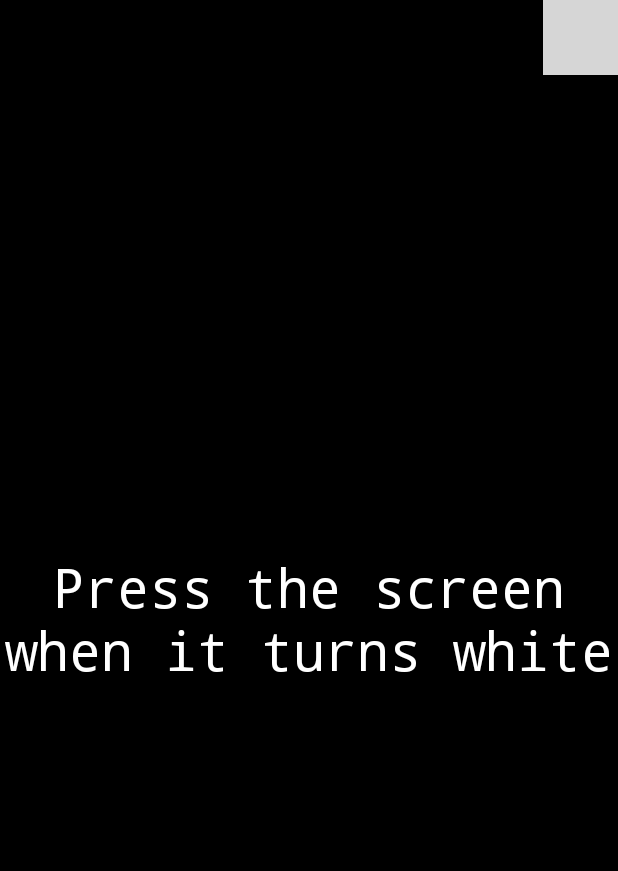
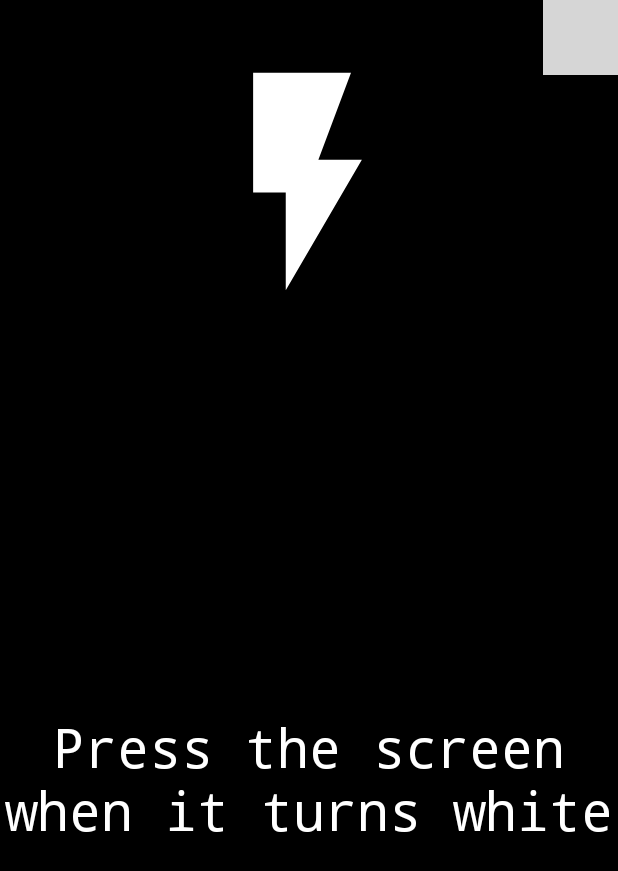
Before and after one commit to Fajlix/and-I-OOPP, an Android app: the screen it shows after launch (MainActivity), on a phone screen of 412 x 824 dp. Shown: the top 871 px of the screen. Run offline under Robolectric (Android 15) with nearby library versions, the phone set to English and light mode, and no system bars; grey boxes are pictures that could not be loaded.

Commit message:
small changes, but have to commit to pull

```diff
--- /dev/null
+++ b/app/src/main/res/drawable/ic_flash_white.xml
@@ -0,0 +1,9 @@
+<vector xmlns:android="http://schemas.android.com/apk/res/android"
+    android:width="24dp"
+    android:height="24dp"
+    android:viewportWidth="24"
+    android:viewportHeight="24">
+  <path
+      android:pathData="M7,2V13H10V22L17,10H13L16,2H7Z"
+      android:fillColor="#ffffff"/>
+</vector>
--- a/app/src/main/res/layout/reaction_test.xml
+++ b/app/src/main/res/layout/reaction_test.xml
@@ -35,7 +35,19 @@
         android:textSize="36sp"
         app:layout_constraintBottom_toBottomOf="parent"
         app:layout_constraintEnd_toEndOf="parent"
+        app:layout_constraintHorizontal_bias="0.0"
         app:layout_constraintStart_toStartOf="parent"
-        app:layout_constraintTop_toTopOf="parent" />
+        app:layout_constraintTop_toTopOf="parent"
+        app:layout_constraintVertical_bias="0.645" />
+
+    <ImageView
+        android:id="@+id/imageView7"
+        android:layout_width="174dp"
+        android:layout_height="242dp"
+        app:layout_constraintEnd_toEndOf="parent"
+        app:layout_constraintHorizontal_bias="0.497"
+        app:layout_constraintStart_toStartOf="parent"
+        app:srcCompat="@drawable/ic_flash_white"
+        tools:layout_editor_absoluteY="95dp" />
 
 </androidx.constraintlayout.widget.ConstraintLayout>
```
